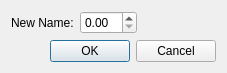
First picture: the form in libs/geodata/riversurvey/geodatariverpathpointrenamedialog.ui, repository i-RIC/prepost-gui, before the edit.
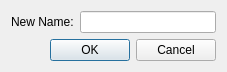
Second picture: the form after the edit.

```diff
--- a/libs/geodata/riversurvey/geodatariverpathpointrenamedialog.ui
+++ b/libs/geodata/riversurvey/geodatariverpathpointrenamedialog.ui
@@ -24,24 +24,7 @@
       </widget>
      </item>
      <item>
-      <widget class="QDoubleSpinBox" name="nameSpinBox">
-       <property name="singleStep">
-        <double>0.100000000000000</double>
-       </property>
-      </widget>
-     </item>
-     <item>
-      <spacer name="horizontalSpacer">
-       <property name="orientation">
-        <enum>Qt::Horizontal</enum>
-       </property>
-       <property name="sizeHint" stdset="0">
-        <size>
-         <width>40</width>
-         <height>20</height>
-        </size>
-       </property>
-      </spacer>
+      <widget class="QLineEdit" name="nameEdit"/>
      </item>
     </layout>
    </item>
```
